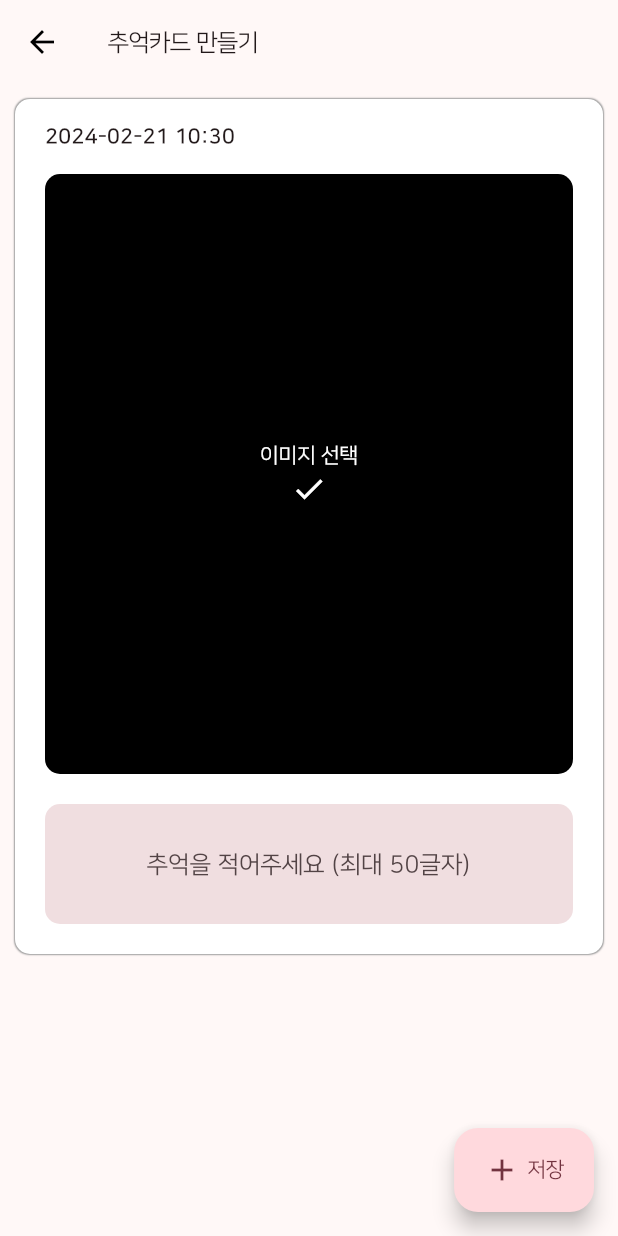
After one commit to Gooak/my_diary, a Flutter app: the DiaryAdd screen opened directly, on a phone screen of 412 x 824 dp. The commit adds this screen. Run offline on Flutter 3.47's test engine with Material 3 defaults, Android fonts, the phone set to English and light mode, and no system bars; our stand-ins replace cloud_firestore, extended_image, firebase_auth, firebase_core, firebase_messaging, firebase_storage and 5 more; accounts and stored records are empty.

Commit message:
삭제 저장 추가

```diff
--- a/lib/components/design.dart
+++ b/lib/components/design.dart
@@ -3,37 +3,39 @@ import 'package:flutter/material.dart';
 class DesignInputDecoration {
   final String? hintText;
   final Widget? icon;
-
-  DesignInputDecoration({required this.hintText, required this.icon});
+  final double circular;
+  final String? hintCount;
+  DesignInputDecoration({required this.hintText, required this.icon, required this.circular, required this.hintCount});
 
   InputDecoration get inputDecoration => InputDecoration(
         prefixIcon: icon,
         contentPadding: const EdgeInsets.all(10),
         filled: true,
         border: OutlineInputBorder(
-          borderRadius: BorderRadius.circular(5),
+          borderRadius: BorderRadius.circular(circular),
           borderSide: const BorderSide(color: Colors.transparent, width: 0),
         ),
         focusedBorder: OutlineInputBorder(
           borderSide: const BorderSide(color: Colors.transparent, width: 0),
-          borderRadius: BorderRadius.circular(5),
+          borderRadius: BorderRadius.circular(circular),
         ),
         enabledBorder: OutlineInputBorder(
           borderSide: const BorderSide(color: Colors.transparent, width: 0),
-          borderRadius: BorderRadius.circular(5),
+          borderRadius: BorderRadius.circular(circular),
         ),
         disabledBorder: OutlineInputBorder(
           borderSide: const BorderSide(color: Colors.transparent, width: 0),
-          borderRadius: BorderRadius.circular(5),
+          borderRadius: BorderRadius.circular(circular),
         ),
         errorBorder: OutlineInputBorder(
           borderSide: const BorderSide(color: Colors.transparent, width: 0),
-          borderRadius: BorderRadius.circular(5),
+          borderRadius: BorderRadius.circular(circular),
         ),
         hintText: hintText,
         focusedErrorBorder: OutlineInputBorder(
           borderSide: const BorderSide(color: Colors.transparent, width: 0),
-          borderRadius: BorderRadius.circular(5),
+          borderRadius: BorderRadius.circular(circular),
         ),
+        counterText: hintCount,
       );
 }
--- /dev/null
+++ b/lib/model/diary_model.dart
@@ -0,0 +1,46 @@
+import 'package:cloud_firestore/cloud_firestore.dart';
+
+class DiaryModel {
+  String? id;
+  String date;
+  String text;
+  String imageUrl;
+  String imagePath;
+  Timestamp? timestamp;
+  DiaryModel({
+    this.id,
+    required this.date,
+    required this.text,
+    required this.imageUrl,
+    required this.imagePath,
+    required this.timestamp,
+  });
+  //시리얼라이즈 함수
+  factory DiaryModel.fromJson(Map<String, dynamic> json) {
+    return DiaryModel(
+      date: json['date'] == null ? '' : json['date'] as String,
+      text: json['text'] == null ? '' : json['text'] as String,
+      imageUrl: json['imageUrl'] == null ? '' : json['imageUrl'] as String,
+      imagePath: json['imagePath'] == null ? '' : json['imagePath'] as String,
+      timestamp: json['timestamp'] == null ? null : json['timestamp'] as Timestamp,
+    );
+  }
+
+  factory DiaryModel.fromDocumentSnapshot(DocumentSnapshot json) {
+    return DiaryModel(
+      id: json.id,
+      date: json['date'] == null ? '' : json['date'] as String,
+      text: json['text'] == null ? '' : json['text'] as String,
+      imageUrl: json['imageUrl'] == null ? '' : json['imageUrl'] as String,
+      imagePath: json['imagePath'] == null ? '' : json['imagePath'] as String,
+      timestamp: json['timestamp'] == null ? null : json['timestamp'] as Timestamp,
+    );
+  }
+  Map<String, dynamic> toJson() => {
+        'date': date,
+        'text': text,
+        'imageUrl': imageUrl,
+        'imagePath': imagePath,
+        'timestamp': timestamp,
+      };
+}
--- a/lib/view/login_page.dart/find_passwd.dart
+++ b/lib/view/login_page.dart/find_passwd.dart
@@ -29,7 +29,8 @@ class _FindPasswdState extends State<FindPasswd> {
                 height: 80,
                 child: TextFormField(
                     controller: textEmail,
-                    decoration: DesignInputDecoration(hintText: '이메일 (가입된 이메일)', icon: const Icon(Icons.email)).inputDecoration,
+                    decoration:
+                        DesignInputDecoration(hintText: '이메일 (가입된 이메일)', icon: const Icon(Icons.email), circular: 5, hintCount: '').inputDecoration,
                     keyboardType: TextInputType.emailAddress,
                     validator: (value) {
                       if (value!.isEmpty) {
--- a/lib/view/login_page.dart/signup_page.dart
+++ b/lib/view/login_page.dart/signup_page.dart
@@ -38,7 +38,7 @@ class _SignupPageState extends State<SignupPage> {
                   height: 80,
                   child: TextFormField(
                       controller: textEmail,
-                      decoration: DesignInputDecoration(hintText: '이메일', icon: const Icon(Icons.email)).inputDecoration,
+                      decoration: DesignInputDecoration(hintText: '이메일', icon: const Icon(Icons.email), circular: 5, hintCount: '').inputDecoration,
                       keyboardType: TextInputType.emailAddress,
                       validator: (value) {
                         if (value!.isEmpty) {
@@ -60,7 +60,8 @@ class _SignupPageState extends State<SignupPage> {
                   child: TextFormField(
                     obscureText: true,
                     controller: textPasswd,
-                    decoration: DesignInputDecoration(hintText: '비밀번호 (숫자, 문자, 특수문자, 최소8자)', icon: const Icon(Icons.key)).inputDecoration,
+                    decoration: DesignInputDecoration(hintText: '비밀번호 (숫자, 문자, 특수문자, 최소8자)', icon: const Icon(Icons.key), circular: 5, hintCount: '')
+                        .inputDecoration,
                     validator: (value) {
                       if (value!.isEmpty) {
                         return '비밀번호를 입력해주세요';
@@ -81,7 +82,7 @@ class _SignupPageState extends State<SignupPage> {
                   child: TextFormField(
                     obscureText: true,
                     controller: textPasswd2,
-                    decoration: DesignInputDecoration(hintText: '비밀번호 확인', icon: const Icon(Icons.key)).inputDecoration,
+                    decoration: DesignInputDecoration(hintText: '비밀번호 확인', icon: const Icon(Icons.key), circular: 5, hintCount: '').inputDecoration,
                     validator: (value) {
                       if (value!.isEmpty) {
                         return '비밀번호를 입력해주세요';
@@ -101,7 +102,8 @@ class _SignupPageState extends State<SignupPage> {
                   height: 80,
                   child: TextFormField(
                     controller: textName,
-                    decoration: DesignInputDecoration(hintText: '이름 or 닉네임', icon: const Icon(Icons.person)).inputDecoration,
+                    decoration:
+                        DesignInputDecoration(hintText: '이름 or 닉네임', icon: const Icon(Icons.person), circular: 5, hintCount: '').inputDecoration,
                     validator: (value) {
                       if (value!.isEmpty) {
                         return '이름 or 닉네임을 입력해주세요!';
--- a/lib/view/login_page.dart/singIn_page.dart
+++ b/lib/view/login_page.dart/singIn_page.dart
@@ -39,7 +39,7 @@ class _SigninPageState extends State<SigninPage> {
                 width: size.width - 50,
                 child: TextField(
                   controller: textEmail,
-                  decoration: DesignInputDecoration(hintText: '이메일', icon: const Icon(Icons.email)).inputDecoration,
+                  decoration: DesignInputDecoration(hintText: '이메일', icon: const Icon(Icons.email), circular: 5, hintCount: '').inputDecoration,
                   keyboardType: TextInputType.emailAddress,
                 ),
               ),
@@ -51,7 +51,7 @@ class _SigninPageState extends State<SigninPage> {
                 child: TextField(
                   obscureText: true,
                   controller: textPasswd,
-                  decoration: DesignInputDecoration(hintText: '비밀번호', icon: const Icon(Icons.key)).inputDecoration,
+                  decoration: DesignInputDecoration(hintText: '비밀번호', icon: const Icon(Icons.key), circular: 5, hintCount: '').inputDecoration,
                   keyboardType: TextInputType.visiblePassword,
                 ),
               ),
--- a/lib/view/mainPage/calendar/calendarAdd.dart
+++ b/lib/view/mainPage/calendar/calendarAdd.dart
@@ -148,7 +148,8 @@ class _CalendarAddState extends State<CalendarAdd> {
                       textAlignVertical: TextAlignVertical.top,
                       controller: textController,
                       maxLength: 50,
-                      decoration: DesignInputDecoration(hintText: '오늘 하루의 기분을 적어주세요 (최대 50글자)', icon: null).inputDecoration,
+                      decoration:
+                          DesignInputDecoration(hintText: '오늘 하루의 기분을 적어주세요 (최대 50글자)', icon: null, circular: 5, hintCount: null).inputDecoration,
                       validator: (value) {
                         if (value!.isEmpty) {
                           return '오늘 기분을 적어주세요';
--- a/lib/view/mainPage/calendar/calendarAll.dart
+++ b/lib/view/mainPage/calendar/calendarAll.dart
@@ -5,8 +5,7 @@ import 'package:my_diary/viewModel/user_view_model.dart';
 import 'package:provider/provider.dart';
 
 class CalendarAll extends StatefulWidget {
-  String email;
-  CalendarAll({super.key, required this.email});
+  const CalendarAll({super.key});
 
   @override
   State<CalendarAll> createState() => _CalendarAllState();
@@ -18,9 +17,8 @@ class _CalendarAllState extends State<CalendarAll> {
   @override
   Widget build(BuildContext context) {
     final userProvider = Provider.of<UserProvider>(context, listen: false);
-    print('${userProvider.email} 있니');
     return Consumer<CalendarViewModel>(builder: (context, provider, child) {
-      provider.getEventAllList(widget.email, sort);
+      provider.getEventAllList(userProvider.user!.email!, sort);
       eventList = provider.eventList;
       return Scaffold(
         appBar: AppBar(
--- /dev/null
+++ b/lib/view/mainPage/diary/diaryAdd.dart
@@ -0,0 +1,169 @@
+import 'dart:io';
+
+import 'package:flutter/material.dart';
+import 'package:flutter_easyloading/flutter_easyloading.dart';
+import 'package:image_picker/image_picker.dart';
+import 'package:my_diary/components/design.dart';
+import 'package:my_diary/components/snackBar.dart';
+import 'package:my_diary/viewModel/diary_view_model.dart';
+import 'package:my_diary/viewModel/user_view_model.dart';
+import 'package:intl/intl.dart';
+import 'package:provider/provider.dart';
+
+class DiaryAdd extends StatefulWidget {
+  const DiaryAdd({super.key});
+
+  @override
+  State<DiaryAdd> createState() => _DiaryAddState();
+}
+
+class _DiaryAddState extends State<DiaryAdd> {
+  TextEditingController postText = TextEditingController();
+  final date = DateTime.now();
+  File? _image;
+  final picker = ImagePicker();
+
+  Future getImage(ImageSource imageSource) async {
+    try {
+      final image = await picker.pickImage(source: imageSource);
+
+      setState(() {
+        _image = File(image!.path); // 가져온 이미지를 _image에 저장
+      });
+    } catch (e) {
+      print('변경안함!');
+    }
+  }
+
+  @override
+  Widget build(BuildContext context) {
+    final userProvider = Provider.of<UserProvider>(context, listen: false);
+    final diaryPorvider = Provider.of<DiaryViewModel>(context, listen: false);
+    return PopScope(
+      canPop: !EasyLoading.isShow,
+      onPopInvoked: (bool didPop) {
+        if (didPop) {
+          return;
+        }
+      },
+      child: Scaffold(
+        appBar: AppBar(
+          leading: BackButton(
+            color: Colors.black,
+            onPressed: () {
+              Navigator.pop(context);
+            },
+          ),
+          title: const Text(
+            '추억카드 만들기',
+            style: TextStyle(fontSize: 16),
+          ),
+        ),
+        floatingActionButton: FloatingActionButton.extended(
+          heroTag: 'myDiaryAdd',
+          onPressed: () async {
+            if (postText.text.trim() == "") {
+              showCustomSnackBar(context, '추억을 적어주세요');
+            } else if (_image == null) {
+              showCustomSnackBar(context, '이미지를 선택해주세요');
+            } else {
+              FocusScope.of(context).unfocus();
+              await diaryPorvider.setDiary(DateFormat('yyyy-MM-dd HH:mm').format(date), postText.text, userProvider.user!.email!, _image!);
+              if (context.mounted) {
+                Navigator.pop(context);
+              }
+            }
+          },
+          label: const Row(
+            children: [
+              Icon(Icons.add),
+              SizedBox(
+                width: 5,
+              ),
+              Text('저장')
+            ],
+          ),
+        ),
+        body: SafeArea(
+          child: ListView(children: [
+            Container(
+              decoration: BoxDecoration(
+                color: Theme.of(context).colorScheme.onPrimary,
+                borderRadius: BorderRadius.circular(10.0),
+                boxShadow: const [
+                  BoxShadow(
+                    color: Colors.grey,
+                    blurRadius: 0.1,
+                    spreadRadius: 0.1,
+                  ),
+                ],
+              ),
+              margin: const EdgeInsets.all(10),
+              padding: const EdgeInsets.all(10),
+              child: Column(
+                crossAxisAlignment: CrossAxisAlignment.start,
+                children: [
+                  Container(
+                    margin: const EdgeInsets.fromLTRB(10, 5, 10, 5),
+                    child: Column(
+                      crossAxisAlignment: CrossAxisAlignment.start,
+                      mainAxisAlignment: MainAxisAlignment.center,
+                      children: [
+                        Text(
+                          DateFormat('yyyy-MM-dd HH:mm').format(date),
+                          style: const TextStyle(fontWeight: FontWeight.bold),
+                        ),
+                      ],
+                    ),
+                  ),
+                  GestureDetector(
+                    onTap: () {
+                      getImage(ImageSource.gallery);
+                    },
+                    child: Container(
+                      decoration: BoxDecoration(color: Colors.black, borderRadius: BorderRadius.circular(10.0)),
+                      height: 400,
+                      width: double.infinity,
+                      margin: const EdgeInsets.all(10),
+                      padding: const EdgeInsets.all(10),
+                      child: _image == null
+                          ? const Column(
+                              crossAxisAlignment: CrossAxisAlignment.center,
+                              mainAxisAlignment: MainAxisAlignment.center,
+                              children: [
+                                Text(
+                                  '이미지 선택',
+                                  style: TextStyle(color: Colors.white),
+                                ),
+                                Icon(Icons.check, color: Colors.white),
+                              ],
+                            )
+                          : ClipRRect(
+                              child: Image.file(
+                                File(_image!.path),
+                                fit: BoxFit.contain,
+                              ),
+                            ),
+                    ),
+                  ),
+                  Container(
+                    height: 80,
+                    margin: const EdgeInsets.all(10),
+                    child: TextField(
+                      maxLines: null,
+                      expands: true,
+                      maxLength: 50,
+                      decoration: DesignInputDecoration(hintText: '추억을 적어주세요 (최대 50글자)', icon: null, circular: 10, hintCount: '').inputDecoration,
+                      textAlign: TextAlign.center,
+                      controller: postText,
+                    ),
+                  ),
+                ],
+              ),
+            ),
+          ]),
+        ),
+      ),
+    );
+  }
+}
--- a/lib/viewModel/user_view_model.dart
+++ b/lib/viewModel/user_view_model.dart
@@ -6,8 +6,6 @@ class UserProvider extends ChangeNotifier {
   UserInformation? _user = UserInformation();
   UserInformation? get user => _user;
 
-  String email = '';
-  String userName = '';
   DateTime joinDate = DateTime.now();
 
   UserProvider(String email) {
@@ -19,8 +17,6 @@ class UserProvider extends ChangeNotifier {
   Future<void> loginUser(String email) async {
     _user = await UserRepository.loginUser(email);
     if (_user != null) {
-      email = user!.email!;
-      userName = user!.userName!;
       joinDate = _user!.joinDate!.toDate();
     }
     notifyListeners();
--- a/pubspec.yaml
+++ b/pubspec.yaml
@@ -47,6 +47,8 @@ dependencies:
   sign_in_button: ^3.2.0
   table_calendar: ^3.0.9
   flutter_localization: ^0.2.0
+  image_picker: ^1.0.7
+  extended_image: ^8.2.0
 
 dev_dependencies:
   flutter_test:
```
Also changed, not shown: lib/Home.dart (+2 -9 lines), lib/components/dialog.dart (added, +31 -0 lines), lib/main.dart (+46 -5 lines), lib/repository/diary_repository.dart (added, +24 -0 lines), lib/root.dart (deleted, +0 -32 lines), lib/view/mainPage/calendar/my_calendar.dart (+8 -22 lines), lib/view/mainPage/diary/my_diary.dart (added, +192 -0 lines), lib/view/mainPage/my_diary.dart (deleted, +0 -19 lines), lib/viewModel/diary_view_model.dart (added, +38 -0 lines), lib/view/mainPage/mypage/my_page.dart (renamed from lib/view/mainPage/my_page.dart).
